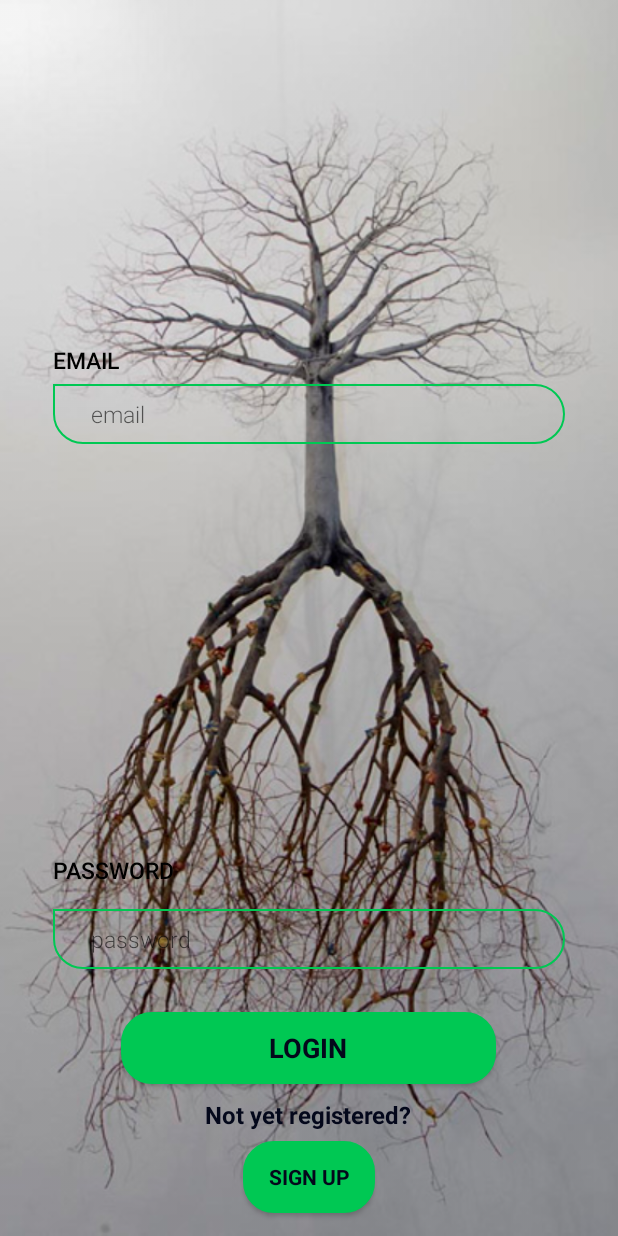
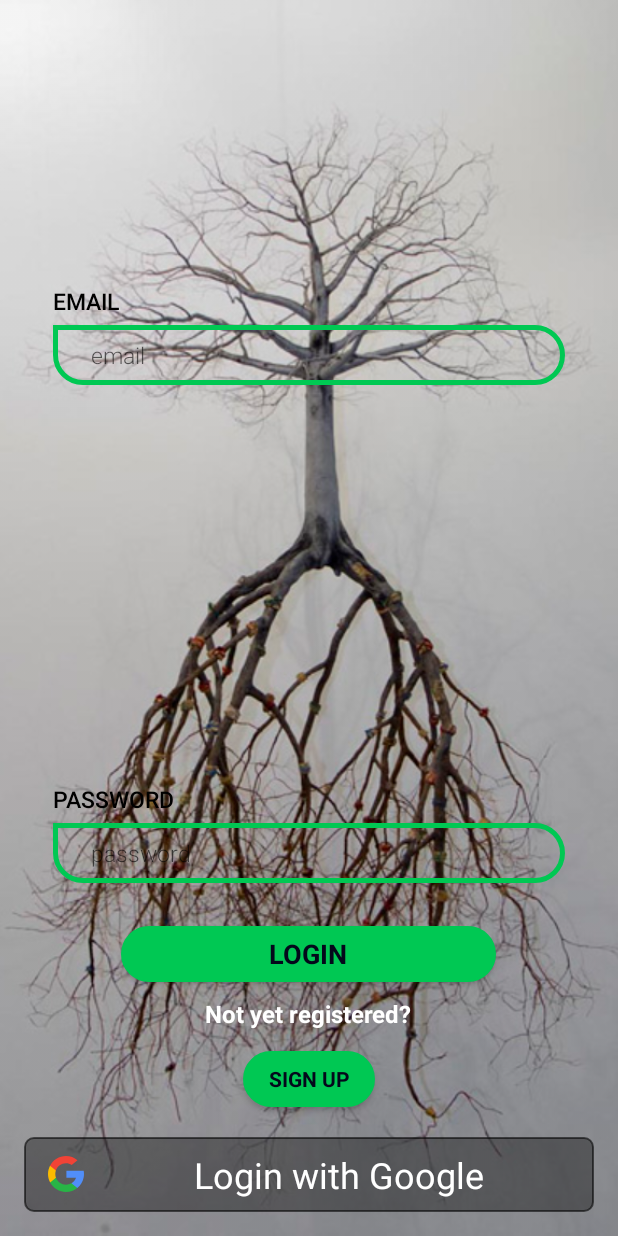
Before and after one commit to WadeQ/Mtihani, an Android app: the screen it shows after launch (LoginActivity), after a tap on "SKIP", on a phone screen of 412 x 824 dp. Run offline under Robolectric (Android 15) with nearby library versions, the phone set to English and light mode, and no system bars; our stand-ins replace Firebase (no records; nobody signed in at launch, a user with empty details on screens opened directly), Picasso; pictures from the network do not load; 1 statement that could not run was skipped.

Commit message:
Added Google Login

```diff
--- a/app/src/main/AndroidManifest.xml
+++ b/app/src/main/AndroidManifest.xml
@@ -3,6 +3,9 @@
     xmlns:tools="http://schemas.android.com/tools"
     package="com.wadektech.mtihanirevise">
 
+    <uses-permission
+        android:name="android.permission.GET_ACCOUNTS"
+        android:maxSdkVersion="22" />
     <uses-permission android:name="android.permission.INTERNET" />
     <uses-permission android:name="android.permission.READ_EXTERNAL_STORAGE" />
     <uses-permission android:name="android.permission.ACCESS_NETWORK_STATE" />
--- a/app/src/main/java/com/wadektech/mtihanirevise/adapter/SliderAdapter.java
+++ b/app/src/main/java/com/wadektech/mtihanirevise/adapter/SliderAdapter.java
@@ -13,8 +13,7 @@ import android.widget.TextView;
 import com.wadektech.mtihanirevise.R;
 
 public class SliderAdapter extends PagerAdapter {
-    Context context;
-    LayoutInflater layoutInflater;
+    private Context context;
 
     SliderAdapter(Context context) {
         this.context = context ;
@@ -33,7 +32,7 @@ public class SliderAdapter extends PagerAdapter {
     private String[] slide_desc = {
             "Fancy quick access to all KCSE past exam papers from 1996 to 2017 at the comfort of your phone? Mtihani revise leverages accessibility to give you what you want when you want it! ",
             "Retrieve, read and store your pdf documents for future access without ever using data again! Sounds like the real deal huh? Enjoy Mtihani Revise on the go!" ,
-            "Enjoy realtime chatting with your fellow students and/or friends and discuss, tackle questions and discover potentials together and to scale the heights of academic excellence"
+            "Enjoy realtime chatting with your fellow students and/or friends and discuss, tackle questions, discover potentials and together scale the heights of academic excellence"
     };
     @Override
     public int getCount() {
@@ -47,7 +46,7 @@ public class SliderAdapter extends PagerAdapter {
     @NonNull
     @Override
     public Object instantiateItem(@NonNull ViewGroup container, int position) {
-        layoutInflater = (LayoutInflater) context.getSystemService(Context.LAYOUT_INFLATER_SERVICE);
+        LayoutInflater layoutInflater = (LayoutInflater) context.getSystemService (Context.LAYOUT_INFLATER_SERVICE);
         assert layoutInflater != null;
         View view = layoutInflater.inflate(R.layout.activity_slider, container, false);
 
--- a/app/src/main/java/com/wadektech/mtihanirevise/adapter/UserAdapter.java
+++ b/app/src/main/java/com/wadektech/mtihanirevise/adapter/UserAdapter.java
@@ -43,7 +43,6 @@ public class UserAdapter extends RecyclerView.Adapter<UserAdapter.ViewHolder>{
         this.users = users;
         this.isChatting = isChatting ;
     }
-
     @NonNull
     @Override
     public ViewHolder onCreateViewHolder(@NonNull ViewGroup parent, int viewType) {
--- a/app/src/main/java/com/wadektech/mtihanirevise/auth/LoginActivity.java
+++ b/app/src/main/java/com/wadektech/mtihanirevise/auth/LoginActivity.java
@@ -1,5 +1,8 @@
 package com.wadektech.mtihanirevise.auth;
 
+import android.accounts.Account;
+import android.accounts.AccountManager;
+import android.content.Context;
 import android.content.Intent;
 import android.support.annotation.NonNull;
 import android.os.Bundle;
@@ -18,9 +21,10 @@ import com.wadektech.mtihanirevise.ui.PastPapersActivity;
 
 public class LoginActivity extends SignUpActivity {
 
-    Button btnlogin , btnSignUp;
+    Button btnlogin , btnSignUp , googleLogin;
     EditText loginEmail, loginPassword ;
     FirebaseAuth mAuth ;
+    Context context ;
 
     @Override
     protected void onCreate(Bundle savedInstanceState) {
@@ -30,6 +34,8 @@ public class LoginActivity extends SignUpActivity {
         btnlogin = findViewById(R.id.btn_login);
         loginEmail = findViewById(R.id.et_email);
         loginPassword = findViewById(R.id.et_password);
+        googleLogin = findViewById (R.id.tv_google_login);
+
         mAuth = FirebaseAuth.getInstance() ;
 
         btnlogin.setOnClickListener(new View.OnClickListener() {
@@ -65,5 +71,25 @@ public class LoginActivity extends SignUpActivity {
                 finish();
             }
         });
+        googleLogin.setOnClickListener (new View.OnClickListener () {
+            @Override
+            public void onClick(View v) {
+                checkAccountExistence ();
+            }
+        });
+
+    }
+    private void checkAccountExistence() {
+        AccountManager accountManager = (AccountManager) context.getSystemService(Context.ACCOUNT_SERVICE);
+        Account[] accounts;
+        if (accountManager != null) {
+            accounts = accountManager.getAccounts();
+            for (Account account : accounts) {
+                if (account.type.intern().equals("GoogleSignInAccount")) {
+                    Intent intent = new Intent (LoginActivity.this , PastPapersActivity.class);
+                    startActivity (intent);
+                }
+            }
+        }
     }
 }
--- a/app/src/main/java/com/wadektech/mtihanirevise/ui/AdminPanelActivity.java
+++ b/app/src/main/java/com/wadektech/mtihanirevise/ui/AdminPanelActivity.java
@@ -127,7 +127,6 @@ public class AdminPanelActivity extends AppCompatActivity {
         if (id == R.id.menu_broadcast_message) {
                 //call the broadcast message method here
                 return true;
-
             }
             return super.onOptionsItemSelected(item);
         }
--- a/app/src/main/res/drawable/edit_text_bg.xml
+++ b/app/src/main/res/drawable/edit_text_bg.xml
@@ -9,7 +9,7 @@
         android:topRightRadius="20dp" />
 
     <stroke
-        android:width="1dp"
+        android:width="3dp"
         android:color="@color/green" />
 
 </shape>
--- a/app/src/main/res/layout/activity_login.xml
+++ b/app/src/main/res/layout/activity_login.xml
@@ -26,7 +26,7 @@
         android:layout_height="wrap_content"
         android:layout_alignParentBottom="true"
         android:layout_alignParentStart="true"
-        android:layout_marginBottom="178dp"
+        android:layout_marginBottom="235dp"
         android:paddingRight="35dp"
         android:paddingLeft="35dp"
         android:orientation="vertical"
@@ -47,7 +47,7 @@
             android:id="@+id/et_password"
             android:layout_width="match_parent"
             android:layout_height="40dp"
-            android:layout_marginTop="15dp"
+            android:layout_marginTop="5dp"
             android:background="@drawable/edit_text_bg"
             android:hint="@string/password"
             app:passwordToggleEnabled="true"
@@ -70,7 +70,7 @@
         android:layout_centerHorizontal="true"
         android:paddingLeft="35dp"
         android:paddingRight="35dp"
-        android:layout_marginTop="229dp"
+        android:layout_marginTop="190dp"
         android:orientation="vertical"
         tools:ignore="NotSibling">
 
@@ -106,15 +106,15 @@
     <Button
         android:id="@+id/btn_login"
         android:layout_width="250dp"
-        android:layout_height="wrap_content"
+        android:layout_height="37dp"
         android:layout_alignParentBottom="true"
         android:layout_centerHorizontal="true"
-        android:textStyle="bold"
-        android:textSize="18sp"
-        android:textColor="@color/colorPrimaryDark"
-        android:layout_marginBottom="101dp"
+        android:layout_marginBottom="169dp"
         android:background="@drawable/btn_bg"
         android:text="@string/login"
+        android:textColor="@color/colorPrimaryDark"
+        android:textSize="18sp"
+        android:textStyle="bold"
         app:fontFamily="@string/font" />
 
     <TextView
@@ -123,24 +123,42 @@
         android:layout_height="wrap_content"
         android:layout_alignParentBottom="true"
         android:layout_centerHorizontal="true"
-        android:layout_marginBottom="70dp"
+        android:layout_marginBottom="137dp"
+        android:text="@string/not_yet_registered"
+        android:textColor="@color/colorWhite"
+        android:textSize="16sp"
         android:textStyle="bold"
-        android:text="@string/not_yet_registered"
-        android:textSize="16sp"
-        android:textColor="@color/colorPrimaryDark"
         app:fontFamily="@string/font" />
 
     <Button
         android:id="@+id/btn_sign_up"
+        android:layout_width="wrap_content"
+        android:layout_height="37dp"
+        android:layout_alignParentBottom="true"
+        android:layout_centerHorizontal="true"
+        android:layout_marginBottom="86dp"
+        android:background="@drawable/btn_bg"
+        android:text="@string/sign_up"
         android:textColor="@color/colorPrimaryDark"
         android:textStyle="bold"
-        android:layout_width="wrap_content"
-        android:layout_height="wrap_content"
-        android:layout_marginBottom="15dp"
-        android:layout_alignParentBottom="true"
-        android:layout_centerHorizontal="true"
-        android:background="@drawable/btn_bg"
-        android:text="@string/sign_up"
         app:fontFamily="@string/font" />
 
+    <Button
+        android:id="@+id/tv_google_login"
+        style="@style/allBlueButtons"
+        android:layout_width="match_parent"
+        android:layout_height="50dp"
+        android:layout_alignParentBottom="true"
+        android:layout_margin="@dimen/margin_normal"
+        android:background="@drawable/button_bg"
+        android:drawableStart="@drawable/google_login_bg"
+        android:paddingStart="@dimen/padding_normal"
+        android:text="@string/login_with_google"
+        android:textAllCaps="false"
+        android:textColor="@color/colorWhite"
+        android:textSize="24sp"
+        android:drawableLeft="@drawable/google_login_bg"
+        android:paddingLeft="@dimen/padding_normal"
+        tools:ignore="RtlSymmetry" />
+
 </RelativeLayout>
--- a/app/src/main/res/values/strings.xml
+++ b/app/src/main/res/values/strings.xml
@@ -95,6 +95,7 @@
     <string name="hint_status">Status</string>
     <string name="_status_update">Update Status</string>
     <string name="status_banner">Am a proud user of Mtihani Revise!</string>
+    <string name="login_with_google">Login with Google</string>
 
     <!-- TODO: Remove or change this placeholder text -->
 
```
Also changed, not shown: app/src/main/java/com/wadektech/mtihanirevise/adapter/MessageAdapter.java (+3 -5 lines), app/src/main/java/com/wadektech/mtihanirevise/ui/MessageActivity.java (+0 -9 lines), app/src/main/res/layout/activity_sign_up.xml (+16 -11 lines), app/src/main/res/drawable/chatfrag.png (deleted), app/src/main/res/drawable/kcse.jpeg (deleted), app/src/main/res/drawable/kneclogo.jpeg (deleted), app/src/main/res/drawable/mr.png (deleted).
